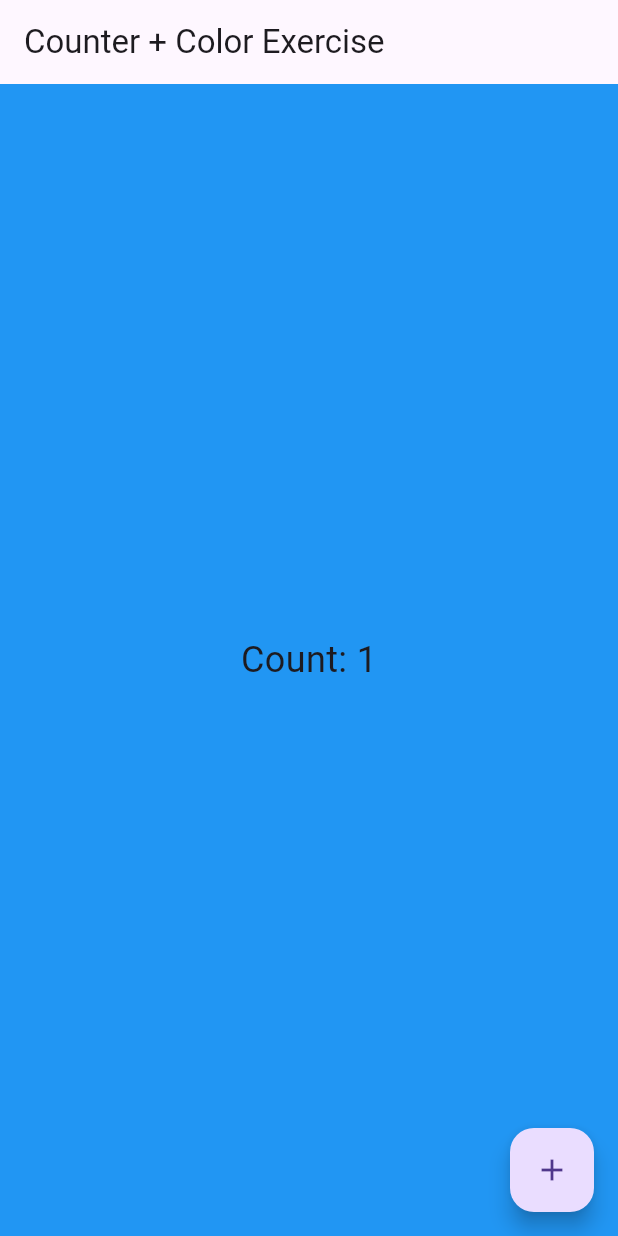
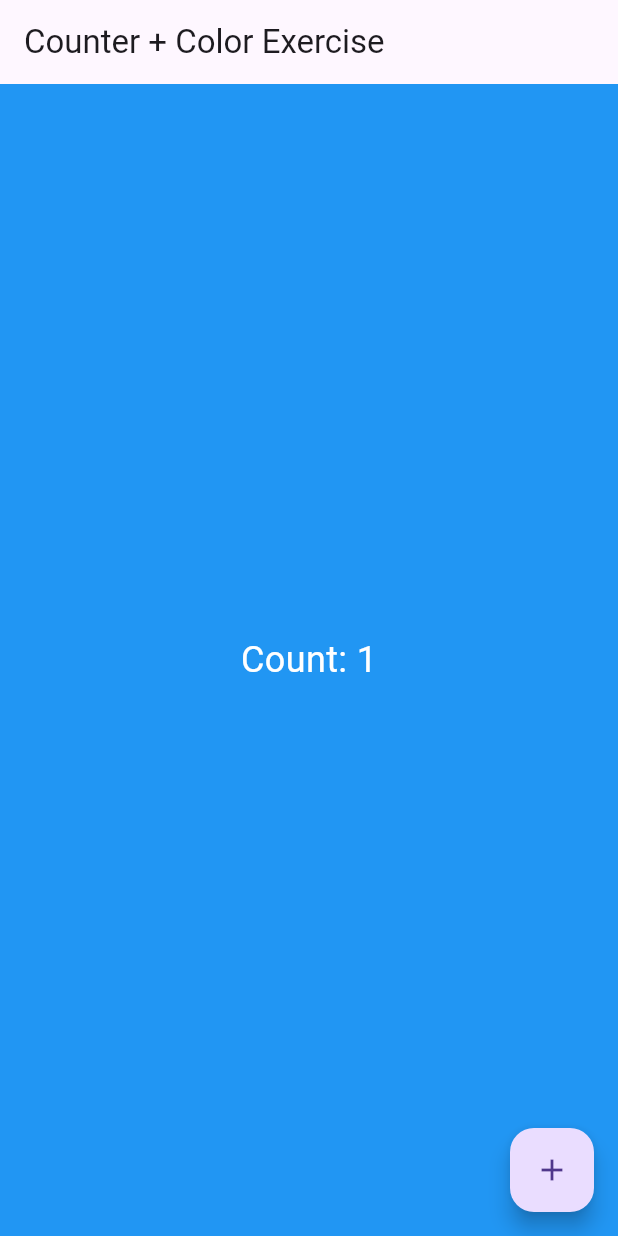
Before and after one commit to mrpatel2/flutter_color_exercise, a Flutter app: the screen it shows after launch, after a tap on the "add" icon, on a phone screen of 412 x 824 dp. Run offline on Flutter 3.47's test engine with Material 3 defaults, Android fonts, the phone set to English and light mode, and no system bars.

Commit message:
added computeLuminance which returns value between 0-1 and if number is below 0.5, background is dark and text is white

```diff
--- a/lib/main.dart
+++ b/lib/main.dart
@@ -62,6 +62,7 @@ class _CounterPageState extends State<CounterPage> {
           style: TextStyle(
             fontSize: 24,
             // TODO (Optional): Adjust text color for readability
+            color: currentColor.computeLuminance() < 0.5 ? Colors.white : Colors.black,
           ),
         ),
       ),
```
